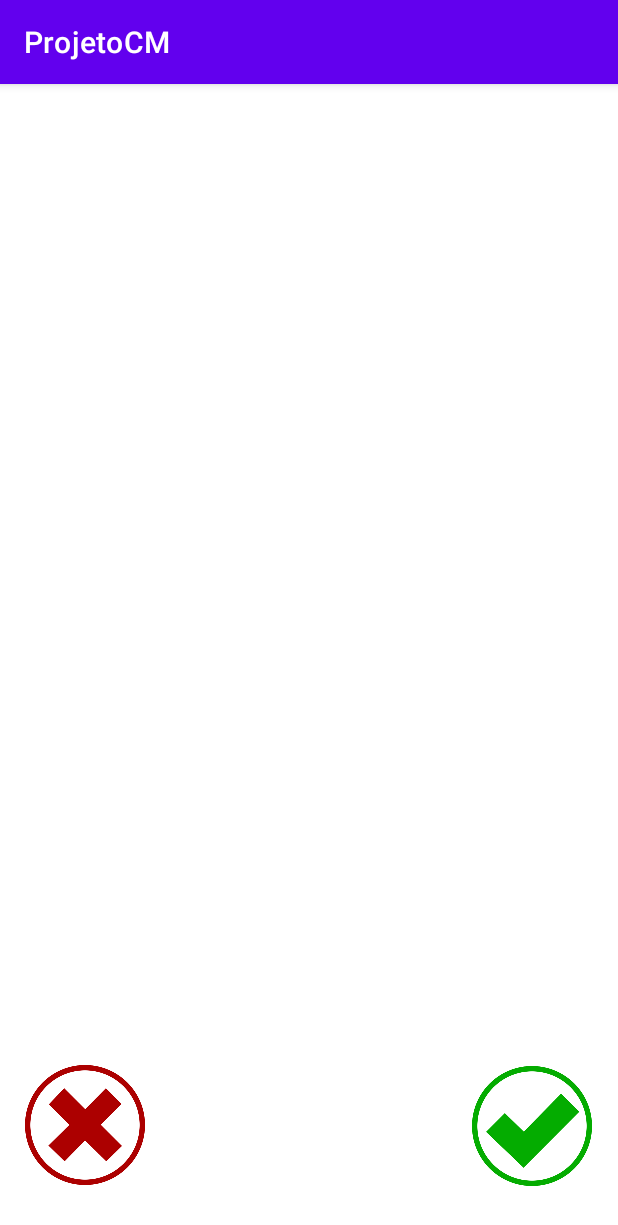
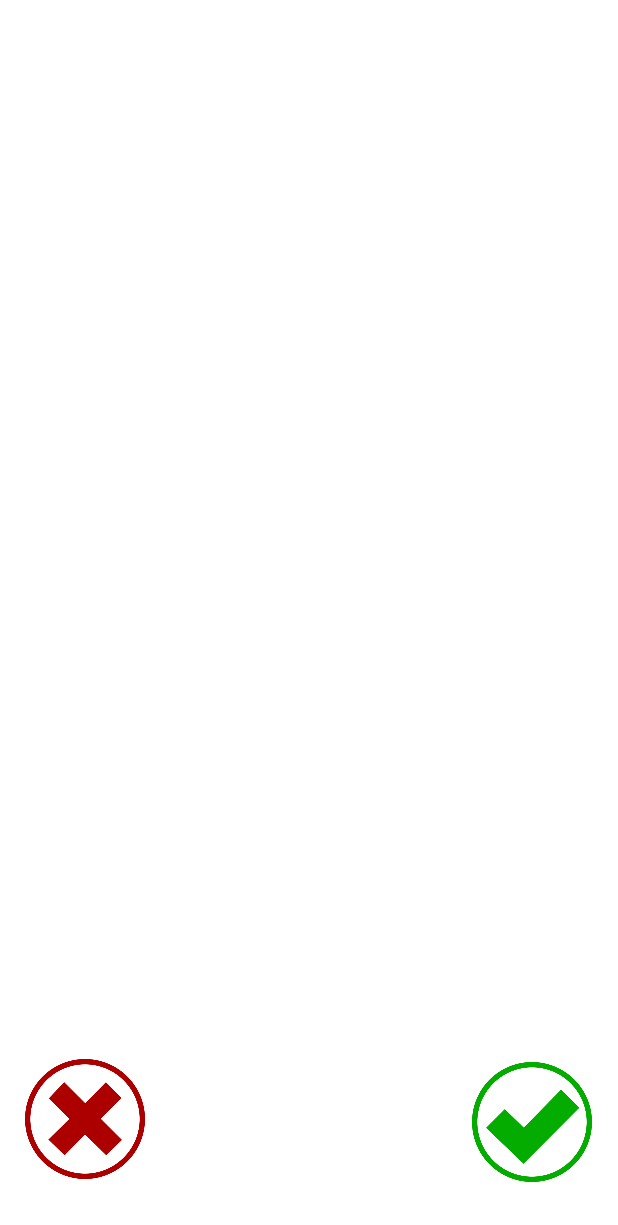
Before and after one commit to jpgoncalves97/ProjetoCM, an Android app: the screen it shows after launch (MainActivity), on a phone screen of 412 x 824 dp. Shown: the top 1225 px of the screen. Run offline under Robolectric (Android 15) with nearby library versions, the phone set to English and light mode, and no system bars; plain views replace FadingEdgeLayout; Roboto replaces fonts that are not available here; 3 statements that could not run were skipped.

Commit message:
main screen update

```diff
--- a/app/src/main/res/values-night/themes.xml
+++ b/app/src/main/res/values-night/themes.xml
@@ -1,9 +1,9 @@
 <resources xmlns:tools="http://schemas.android.com/tools">
     <!-- Base application theme. -->
-    <style name="Theme.ProjetoCM" parent="Theme.MaterialComponents.DayNight.DarkActionBar">
+    <style name="Theme.ProjetoCM" parent="Theme.MaterialComponents.DayNight.NoActionBar">
         <!-- Primary brand color. -->
-        <item name="colorPrimary">@color/purple_200</item>
-        <item name="colorPrimaryVariant">@color/purple_700</item>
+        <item name="colorPrimary">#353535</item>
+        <item name="colorPrimaryVariant">#353535</item>
         <item name="colorOnPrimary">@color/black</item>
         <!-- Secondary brand color. -->
         <item name="colorSecondary">@color/teal_200</item>
--- a/app/src/main/res/values/themes.xml
+++ b/app/src/main/res/values/themes.xml
@@ -1,9 +1,9 @@
 <resources xmlns:tools="http://schemas.android.com/tools">
     <!-- Base application theme. -->
-    <style name="Theme.ProjetoCM" parent="Theme.MaterialComponents.DayNight.DarkActionBar">
+    <style name="Theme.ProjetoCM" parent="Theme.MaterialComponents.DayNight.NoActionBar">
         <!-- Primary brand color. -->
-        <item name="colorPrimary">@color/purple_500</item>
-        <item name="colorPrimaryVariant">@color/purple_700</item>
+        <item name="colorPrimary">#353535</item>
+        <item name="colorPrimaryVariant">#353535</item>
         <item name="colorOnPrimary">@color/white</item>
         <!-- Secondary brand color. -->
         <item name="colorSecondary">@color/teal_200</item>
```
